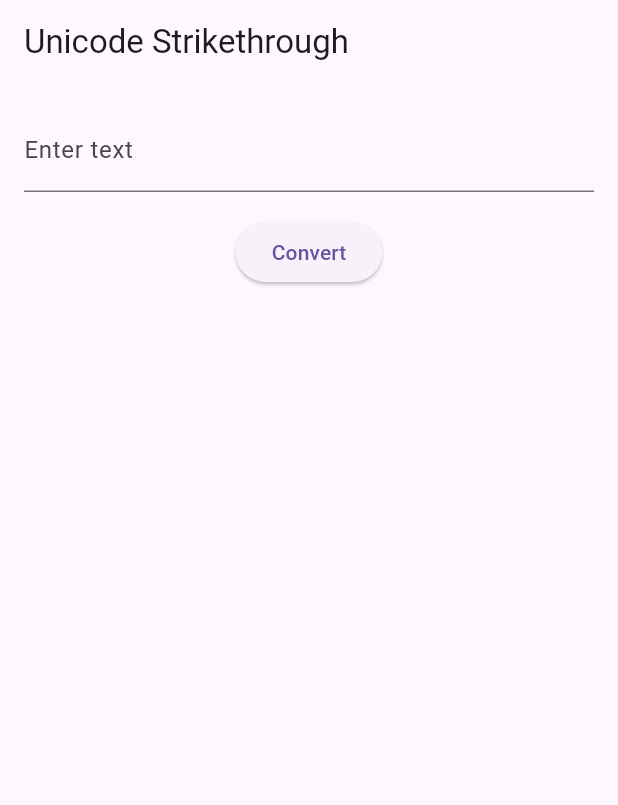
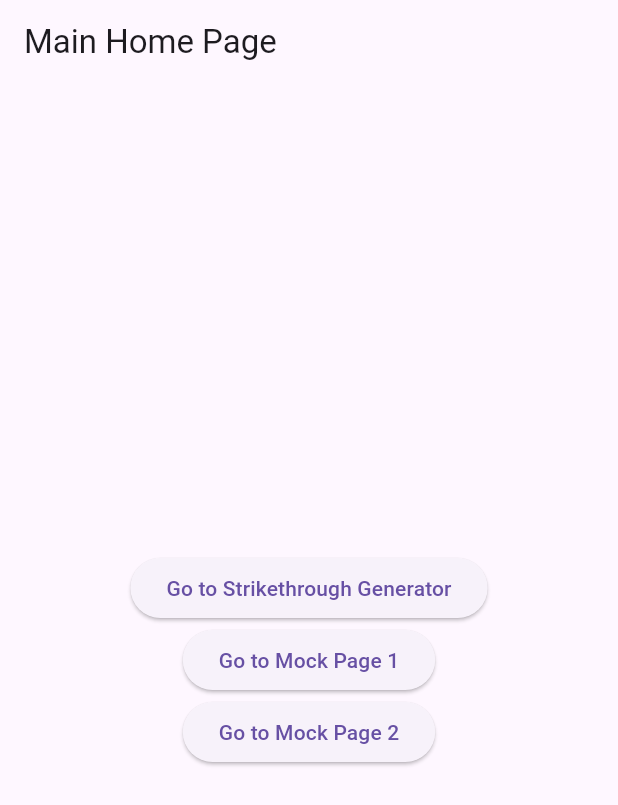
Before and after one commit to auri-gabriel/learning_flutter, a Flutter app: the screen it shows after launch, on a phone screen of 412 x 824 dp. Shown: the top 805 px of the screen. Run offline on Flutter 3.47's test engine with Material 3 defaults, Android fonts, the phone set to English and light mode, and no system bars.

Commit message:
feat: Add navigation and mock pages

```diff
--- a/lib/main.dart
+++ b/lib/main.dart
@@ -10,11 +10,46 @@ class StrikethroughApp extends StatelessWidget {
   Widget build(BuildContext context) {
     return MaterialApp(
       title: 'Unicode Strikethrough',
-      home: StrikethroughHomePage(),
+      initialRoute: '/',
+      routes: {
+        '/': (context) => MainHomePage(),
+        '/strikethrough': (context) => StrikethroughHomePage(),
+        '/mock1': (context) => MockPage(title: 'Mock Page 1'),
+        '/mock2': (context) => MockPage(title: 'Mock Page 2'),
+      },
     );
   }
 }
 
+class MainHomePage extends StatelessWidget {
+  @override
+  Widget build(BuildContext context) {
+    return Scaffold(
+      appBar: AppBar(title: Text('Main Home Page')),
+      body: Center(
+        child: Column(
+          mainAxisAlignment: MainAxisAlignment.center,
+          children: [
+            ElevatedButton(
+              child: Text('Go to Strikethrough Generator'),
+              onPressed: () => Navigator.pushNamed(context, '/strikethrough'),
+            ),
+            ElevatedButton(
+              child: Text('Go to Mock Page 1'),
+              onPressed: () => Navigator.pushNamed(context, '/mock1'),
+            ),
+            ElevatedButton(
+              child: Text('Go to Mock Page 2'),
+              onPressed: () => Navigator.pushNamed(context, '/mock2'),
+            ),
+          ],
+        ),
+      ),
+    );
+  }
+}
+
+// Strikethrough Page
 class StrikethroughHomePage extends StatefulWidget {
   @override
   _StrikethroughHomePageState createState() => _StrikethroughHomePageState();
@@ -25,7 +60,6 @@ class _StrikethroughHomePageState extends State<StrikethroughHomePage> {
   String _strikethroughText = '';
 
   String _toStrikethrough(String input) {
-    // Adds Unicode combining long stroke overlay (U+0336) after each character
     return input.split('').map((char) => '$char\u0336').join();
   }
 
@@ -70,3 +104,20 @@ class _StrikethroughHomePageState extends State<StrikethroughHomePage> {
     );
   }
 }
+
+// Generic Mock Page
+class MockPage extends StatelessWidget {
+  final String title;
+
+  const MockPage({required this.title});
+
+  @override
+  Widget build(BuildContext context) {
+    return Scaffold(
+      appBar: AppBar(title: Text(title)),
+      body: Center(
+        child: Text('This is $title', style: TextStyle(fontSize: 24)),
+      ),
+    );
+  }
+}
```
